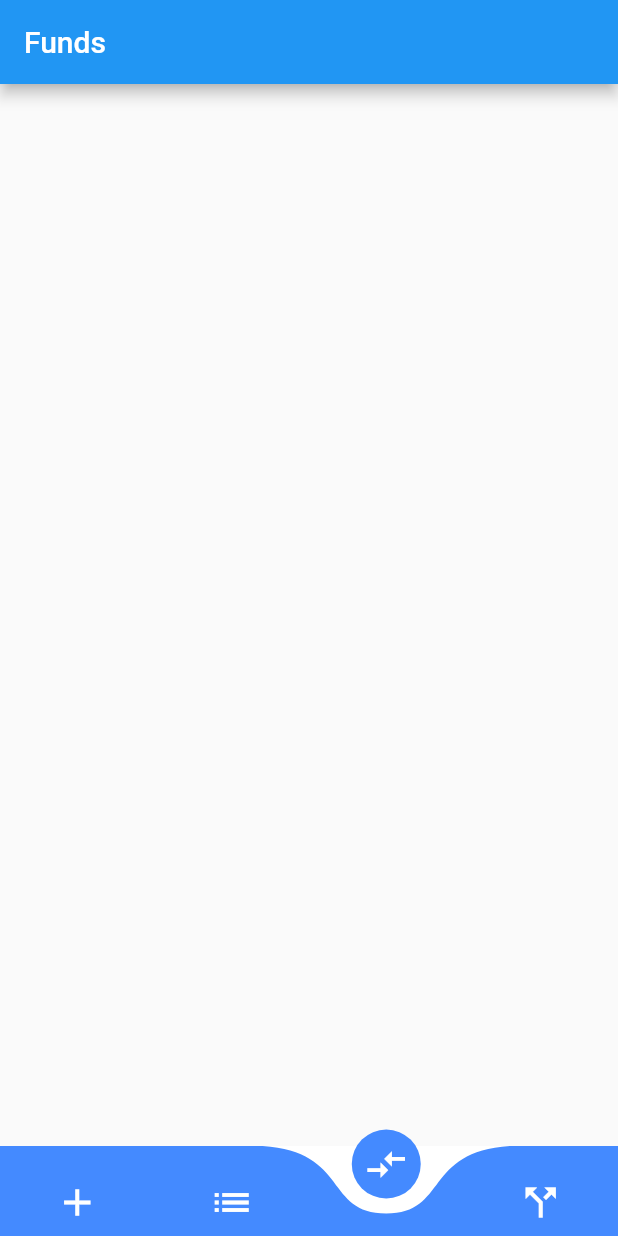
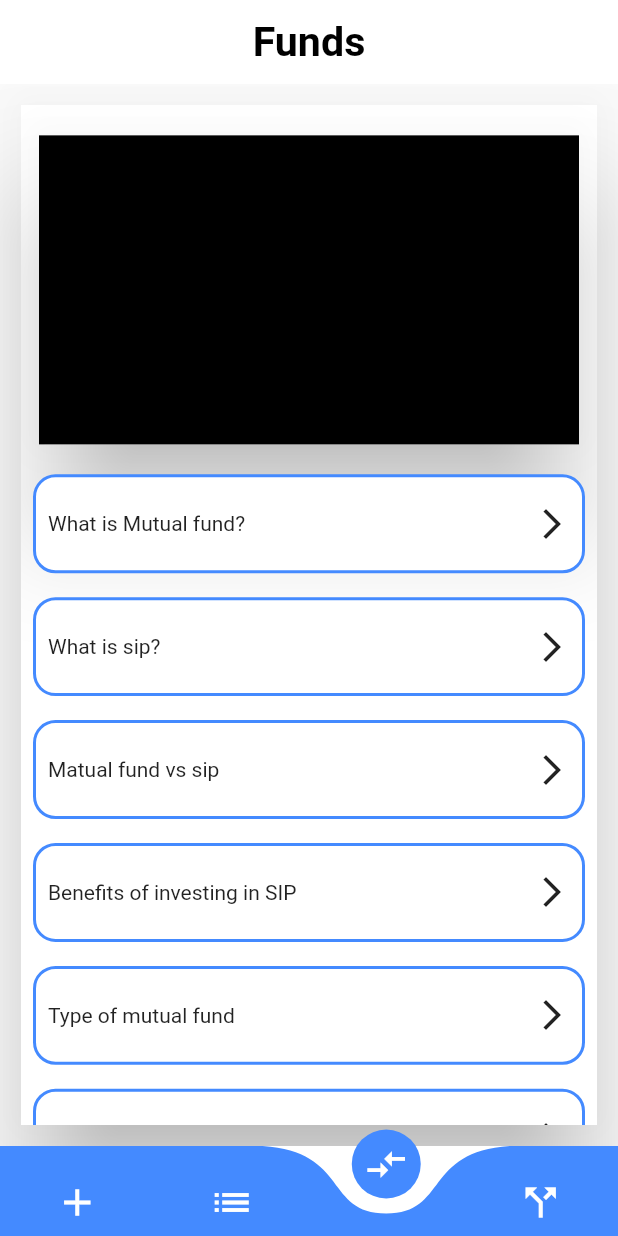
Before and after one commit to PriyanshuBodar6586/loan_app_01, a Flutter app: the BottomNavBar screen opened directly, item 3 of the bottom bar chosen, on a phone screen of 412 x 824 dp. Run offline on Flutter 3.47's test engine with Material 2 defaults, Android fonts, the phone set to English and light mode, and no system bars; drawn by our look-alikes of curved_navigation_bar; our stand-ins replace concentric_transition, flutter_neumorphic, font_awesome_flutter, get, sizer.

Commit message:
18-03-2023

```diff
--- a/lib/view/bottembar.dart
+++ /dev/null
@@ -1,58 +0,0 @@
-import 'package:flutter/material.dart';
-import 'package:curved_navigation_bar/curved_navigation_bar.dart';
-import 'package:get/get.dart';
-import 'package:loan_app_01/controller/home_controller.dart';
-import 'package:loan_app_01/view/funds.dart';
-import 'package:loan_app_01/view/home_screen.dart';
-import 'package:loan_app_01/view/loans.dart';
-
-class BottomNavBar extends StatefulWidget {
-  @override
-  _BottomNavBarState createState() => _BottomNavBarState();
-}
-
-class _BottomNavBarState extends State<BottomNavBar> {
-  HomeController cnt = Get.put(HomeController());
-  GlobalKey<CurvedNavigationBarState> _bottomNavigationKey = GlobalKey();
-
-  @override
-  Widget build(BuildContext context) {
-    return Scaffold(
-        bottomNavigationBar:
-              Obx(
-                ()=> CurvedNavigationBar(
-                  key: _bottomNavigationKey,
-                  index: cnt.select.value,
-                  height: 60.0,
-                  items: <Widget>[
-                    Icon(Icons.add, size: 30,color: Colors.white),
-                    Icon(Icons.list, size: 30,color: Colors.white),
-                    Icon(Icons.compare_arrows, size: 30,color: Colors.white),
-                    Icon(Icons.call_split, size: 30,color: Colors.white),
-                  ],
-                  color: Colors.blueAccent,
-                  buttonBackgroundColor: Colors.blueAccent,
-                  backgroundColor: Colors.white,
-                  animationCurve: Curves.easeInOut,
-                  animationDuration: Duration(milliseconds: 600),
-                  onTap: (index) {
-                      cnt.select(index);
-                  },
-                  letIndexChange: (index) => true,
-                ),
-              ),
-        body:  Obx(
-          ()=> IndexedStack(
-              index:cnt.select.value,
-              children: [
-                Home_Screen(),
-                Loan(),
-                Fund(),
-                Home_Screen(),
-              ],
-            ),
-        ),
-
-    );
-  }
-}
--- /dev/null
+++ b/lib/view/bottombar.dart
@@ -0,0 +1,59 @@
+import 'package:flutter/material.dart';
+import 'package:curved_navigation_bar/curved_navigation_bar.dart';
+import 'package:get/get.dart';
+import 'package:loan_app_01/controller/home_controller.dart';
+import 'package:loan_app_01/view/demo.dart';
+import 'package:loan_app_01/view/funds.dart';
+import 'package:loan_app_01/view/home_screen.dart';
+import 'package:loan_app_01/view/loans.dart';
+
+class BottomNavBar extends StatefulWidget {
+  @override
+  _BottomNavBarState createState() => _BottomNavBarState();
+}
+
+class _BottomNavBarState extends State<BottomNavBar> {
+  HomeController cnt = Get.put(HomeController());
+  GlobalKey<CurvedNavigationBarState> _bottomNavigationKey = GlobalKey();
+
+  @override
+  Widget build(BuildContext context) {
+    return Scaffold(
+      bottomNavigationBar:
+      Obx(
+            ()=> CurvedNavigationBar(
+          key: _bottomNavigationKey,
+          index: cnt.select.value,
+          height: 60.0,
+          items: <Widget>[
+            Icon(Icons.add, size: 30,color: Colors.white),
+            Icon(Icons.list, size: 30,color: Colors.white),
+            Icon(Icons.compare_arrows, size: 30,color: Colors.white),
+            Icon(Icons.call_split, size: 30,color: Colors.white),
+          ],
+          color: Colors.blueAccent,
+          buttonBackgroundColor: Colors.blueAccent,
+          backgroundColor: Colors.white,
+          animationCurve: Curves.easeInOut,
+          animationDuration: Duration(milliseconds: 600),
+          onTap: (index) {
+            cnt.select(index);
+          },
+          letIndexChange: (index) => true,
+        ),
+      ),
+      body:  Obx(
+            ()=> IndexedStack(
+          index:cnt.select.value,
+          children: [
+            Home_Screen(),
+            Loan(),
+            Fund(),
+            Calculator(),
+          ],
+        ),
+      ),
+
+    );
+  }
+}
--- a/lib/view/funds.dart
+++ b/lib/view/funds.dart
@@ -1,4 +1,5 @@
 import 'package:flutter/material.dart';
+import 'package:sizer/sizer.dart';
 
 class Fund extends StatefulWidget {
   const Fund({Key? key}) : super(key: key);
@@ -11,9 +12,124 @@ class _FundState extends State<Fund> {
   @override
   Widget build(BuildContext context) {
     return Scaffold(
-    appBar:AppBar(
-      title: Text("Funds"),
-    ),
+      appBar: AppBar(
+        centerTitle: true,
+        elevation: 00,
+        backgroundColor: Colors.white,
+        title: Text("Funds",
+            style: TextStyle(
+                color: Colors.black,
+                fontWeight: FontWeight.bold,
+                fontSize: 20.sp)),
+      ),
+      body: Padding(
+        padding: const EdgeInsets.all(10),
+        child: Card(
+          elevation: 30,
+          child: Container(
+            height: 100.h,
+            width: 100.h,
+            color: Colors.white,
+            child: SingleChildScrollView(
+              physics: BouncingScrollPhysics(),
+              scrollDirection: Axis.vertical,
+              child: Column(
+                children: [
+                  SizedBox(
+                    height: 1.h,
+                  ),
+                  Padding(
+                    padding: const EdgeInsets.all(8.0),
+                    child: Card(
+                      elevation: 30,
+                      child: Container(
+                        height: 25.h,
+                        width: 100.w,
+                        color: Colors.black,
+                      ),
+                    ),
+                  ),
+                  Padding(
+                    padding: const EdgeInsets.all(8.0),
+                    child: InkWell(
+                      onTap: (){},
+                      child: Container(
+                        height: 8.h,
+                        width: 100.w,
+                        decoration: BoxDecoration(
+                            color: Colors.white,
+                            border: Border.all(color: Colors.blueAccent, width: 2),
+                            borderRadius: BorderRadius.circular(15)),
+                        child: Padding(
+                          padding: const EdgeInsets.all(8.0),
+                          child: Row(
+                            mainAxisAlignment: MainAxisAlignment.spaceBetween,
+                            children: [
+                              Text("What is Mutual fund?"),
+                              Icon(Icons.arrow_forward_ios),
+                            ],
+                          ),
+                        ),
+                      ),
+                    ),
+                  ),
+                  Selecte((){},"What is sip?"),
+                  Selecte((){},"Matual fund vs sip"),
+                  Selecte((){},"Benefits of investing in SIP"),
+                  Selecte((){},"Type of mutual fund"),
+                  Selecte((){},"ELSS (Tax Saver)"),
+                  Selecte((){},"Tips to choose fund"),
+                  Selecte((){},"What is NAV?"),
+                  Selecte((){},"Lumpsum Vs SIP"),
+                  Selecte((){},"SIP Vs STP Vs SWP"),
+                  Selecte((){},"Growth Plan Vs Divident Plan"),
+                  Selecte((){},"Direct Vs Regular"),
+                  Selecte((){},"How to invest in MF?"),
+                  Selecte((){},"Disadvantages of MF"),
+                  Selecte((){},"Frequently Asked Questions"),
+                  Padding(
+                    padding: const EdgeInsets.all(8.0),
+                    child: Card(
+                      elevation: 30,
+                      child: Container(
+                        height: 25.h,
+                        width: 100.w,
+                        color: Colors.black,
+                      ),
+                    ),
+                  ),
+                ],
+              ),
+            ),
+          ),
+        ),
+      ),
+    );
+  }
+  Widget Selecte(void Function() onTap,String text, ) {
+    return   Padding(
+      padding: const EdgeInsets.all(8.0),
+      child: InkWell(
+        onTap: (){},
+        child: Container(
+          height: 8.h,
+          width: 100.w,
+          decoration: BoxDecoration(
+              color: Colors.white,
+              border: Border.all(color: Colors.blueAccent, width: 2),
+              borderRadius: BorderRadius.circular(15)),
+          child: Padding(
+            padding: const EdgeInsets.all(8.0),
+            child: Row(
+              mainAxisAlignment: MainAxisAlignment.spaceBetween,
+              children: [
+                Text("$text"),
+                Icon(Icons.arrow_forward_ios),
+              ],
+            ),
+          ),
+        ),
+      ),
     );
   }
 }
--- a/lib/view/name.dart
+++ b/lib/view/name.dart
@@ -2,7 +2,8 @@ import 'package:flutter/material.dart';
 import 'package:get/get.dart';
 import 'package:loan_app_01/controller/home_controller.dart';
 import 'package:loan_app_01/main.dart';
-import 'package:loan_app_01/view/bottembar.dart';
+import 'package:loan_app_01/view/bottombar.dart';
+
 import 'package:sizer/sizer.dart';
 
 
--- a/pubspec.yaml
+++ b/pubspec.yaml
@@ -39,9 +39,11 @@ dependencies:
   concentric_transition: ^1.0.3
   font_awesome_flutter: ^10.4.0
   get: ^4.6.5
+  provider: ^4.0.5
   sizer: ^2.0.15
   curved_navigation_bar: ^1.0.3
   bubbled_navigation_bar: ^0.0.4
+
 
 
 
```
Also changed, not shown: lib/view/demo.dart (added, +246 -0 lines), pubspec.lock.
